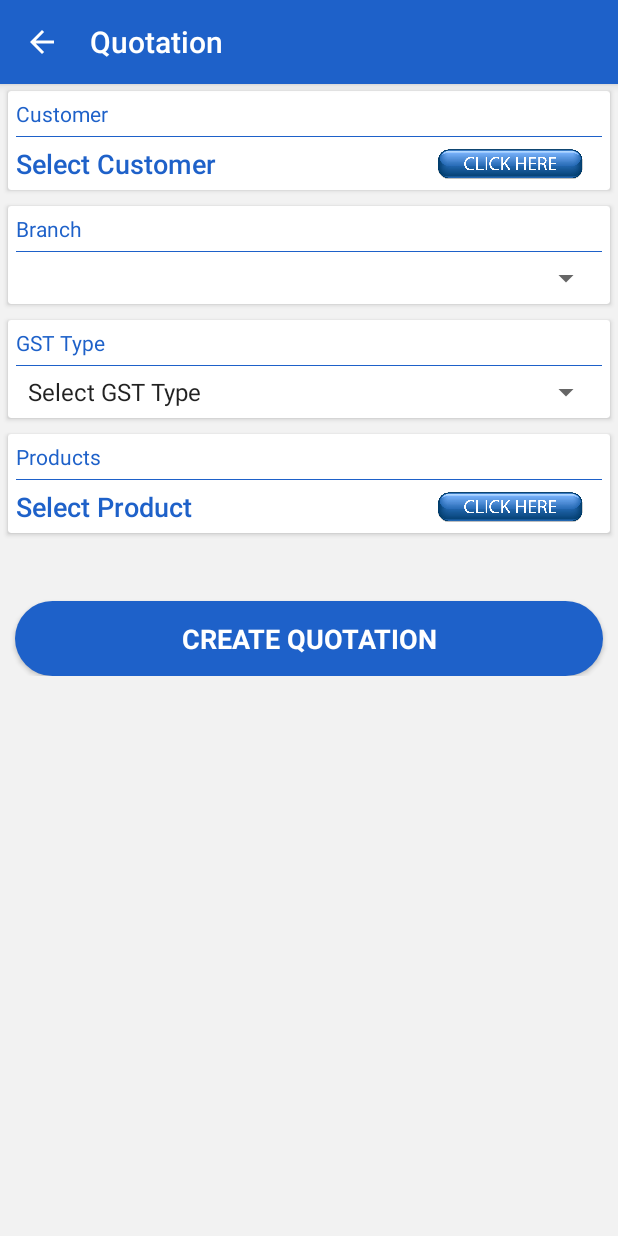
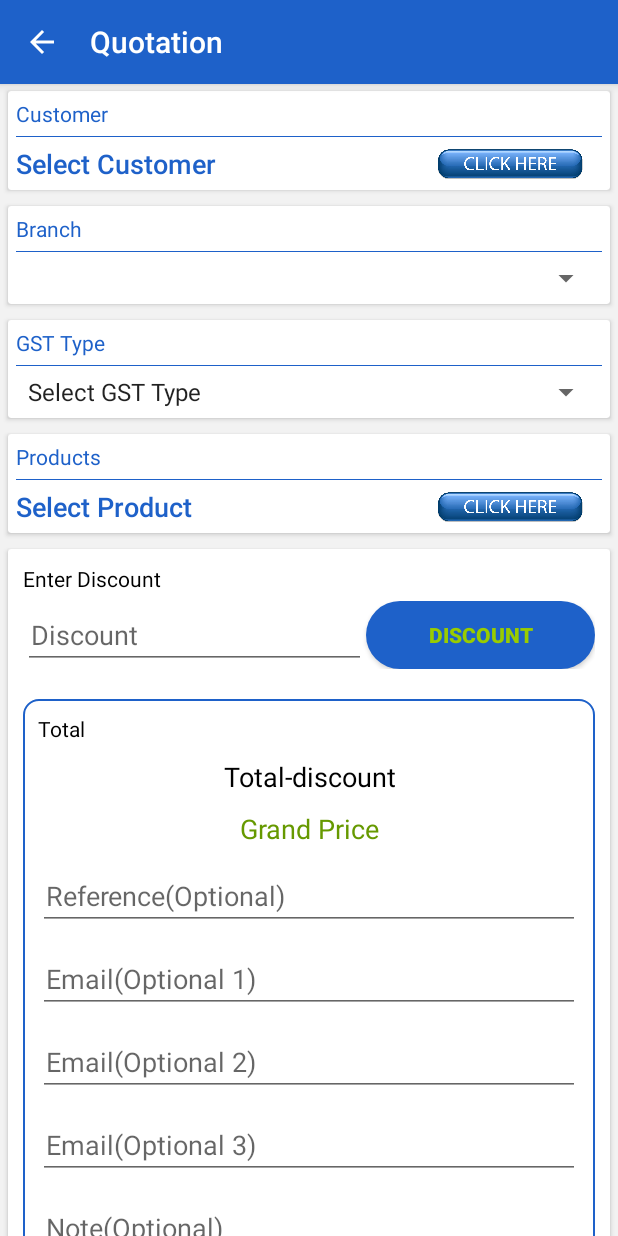
Before and after one commit to nikvay/NJCNPBusinessApplication, an Android app: the RequestQuotationActivity screen opened directly, with no data from a screen before it, on a phone screen of 412 x 824 dp. Run offline under Robolectric (Android 15) with nearby library versions, the phone set to English and light mode, and no system bars; our stand-ins replace CircleImageView, Volley; network calls fail.

Commit message:
Nehal Commit 11-05-2019 Afternoon

```diff
--- a/app/src/main/res/layout/activity_add_customer.xml
+++ b/app/src/main/res/layout/activity_add_customer.xml
@@ -179,6 +179,7 @@
                         android:gravity="center|left"
                         android:hint="Discount (0-55)"
                         android:inputType="numberDecimal"
+                        android:maxLength="2"
                         android:paddingLeft="20dp"
                         android:textColor="@color/colorPrimary" />
 
--- a/app/src/main/res/layout/activity_request_quotation.xml
+++ b/app/src/main/res/layout/activity_request_quotation.xml
@@ -337,7 +337,6 @@
                 android:layout_width="match_parent"
                 android:layout_height="wrap_content"
                 android:layout_margin="5dp"
-                android:visibility="gone"
                 android:background="@color/cardview_light_background"
                 app:cardCornerRadius="@dimen/cardview_default_radius">
 
@@ -376,6 +375,7 @@
                                 android:layout_weight="6"
                                 android:hint="Discount"
                                 android:lines="1"
+                                android:maxLength="2"
                                 android:digits="0123456789."
                                 android:inputType="numberDecimal"
                                 android:paddingLeft="5dp"
```
